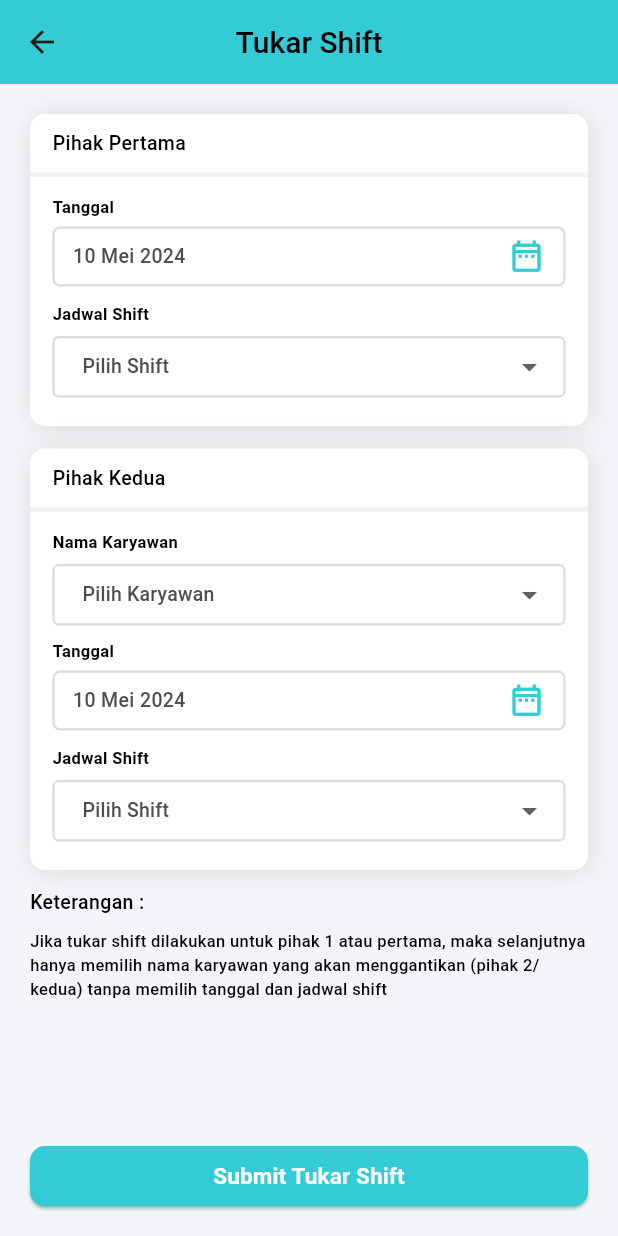
After one commit to Rhomaedy1201/Presensi-RS-Graha-Sehat, a Flutter app: the TukarShiftView screen opened by its route, on a phone screen of 412 x 824 dp. The commit adds this screen. Run offline on Flutter 3.47's test engine with Material 3 defaults, Android fonts, the light colour scheme and no system bars; our stand-ins replace community_material_icon, flutter_map, fluttertoast, get, latlong2, location.

Commit message:
main: add ui tukar shift

```diff
--- a/lib/routes/route_name.dart
+++ b/lib/routes/route_name.dart
@@ -6,4 +6,5 @@ abstract class RouteNames {
   static const jadwal = '/jadwal';
   static const historiPresensi = '/histori-presensi';
   static const presensi = '/presensi-view';
+  static const tukarShift = '/tukar-shift-view';
 }
--- a/lib/routes/route_page.dart
+++ b/lib/routes/route_page.dart
@@ -6,6 +6,7 @@ import 'package:presensi_gs/src/features/histori_presensi/views/index.dart';
 import 'package:presensi_gs/src/features/home/views/index.dart';
 import 'package:presensi_gs/src/features/jadwal/views/index.dart';
 import 'package:presensi_gs/src/features/navigation_bar/views/index.dart';
+import 'package:presensi_gs/src/features/pengajuan_tukar_shift/views/index.dart';
 import 'package:presensi_gs/src/features/splash_screen/views/index.dart';
 
 class RoutePages {
@@ -39,5 +40,9 @@ class RoutePages {
       name: RouteNames.presensi,
       page: () => const PresensiView(),
     ),
+    GetPage(
+      name: RouteNames.tukarShift,
+      page: () => const TukarShiftView(),
+    ),
   ];
 }
--- a/lib/src/features/attendence/views/index.dart
+++ b/lib/src/features/attendence/views/index.dart
@@ -3,7 +3,6 @@ import 'package:flutter_map/flutter_map.dart';
 import 'package:get/get.dart';
 import 'package:latlong2/latlong.dart';
 import 'package:location/location.dart';
-import 'package:presensi_gs/src/features/get_location/controllers/index.dart';
 import 'package:presensi_gs/utils/colors.dart';
 import 'package:presensi_gs/utils/components/my_style_text.dart';
 import 'package:presensi_gs/utils/components/space.dart';
--- a/lib/src/features/auth/views/index.dart
+++ b/lib/src/features/auth/views/index.dart
@@ -65,12 +65,11 @@ class _LoginViewState extends State<LoginView> {
                       },
                       autocorrect: false,
                       maxLines: 1,
-                      keyboardType: TextInputType.emailAddress,
                       obscureText: _obscureText,
                       // controller: loginController.passwordController,
                       enableSuggestions: false,
                       decoration: const InputDecoration(
-                        hintText: "Masukkan Email",
+                        hintText: "Masukkan Nip",
                         hintStyle: TextStyle(
                           color: cGrey_700,
                           fontSize: 13,
--- a/lib/src/features/home/views/index.dart
+++ b/lib/src/features/home/views/index.dart
@@ -142,8 +142,8 @@ class _HomeViewState extends State<HomeView> {
       physics: const NeverScrollableScrollPhysics(),
       itemBuilder: (context, index) {
         var data = MenuHome().menu;
-        return InkWell(
-          splashColor: cPrimary,
+        return GestureDetector(
+          // splashColor: cPrimary,
           onTap: () {
             data[index]['route'] == null
                 ? debugPrint("NULL ROUTE")
--- /dev/null
+++ b/lib/src/features/pengajuan_tukar_shift/views/index.dart
@@ -0,0 +1,560 @@
+import 'package:flutter/cupertino.dart';
+import 'package:flutter/material.dart';
+import 'package:get/get.dart';
+import 'package:presensi_gs/utils/colors.dart';
+import 'package:presensi_gs/utils/components/my_datepicker.dart';
+import 'package:presensi_gs/utils/components/my_style_text.dart';
+import 'package:presensi_gs/utils/components/space.dart';
+import 'package:presensi_gs/utils/constant.dart';
+
+class TukarShiftView extends StatefulWidget {
+  const TukarShiftView({super.key});
+
+  @override
+  State<TukarShiftView> createState() => _TukarShiftViewState();
+}
+
+class _TukarShiftViewState extends State<TukarShiftView> {
+  DateTime tglPihak1 = DateTime.now();
+  DateTime tglPihak2 = DateTime.now();
+  String? valJadwalShift1;
+  String? valJadwalShift2;
+  String? valKaryawan;
+  @override
+  Widget build(BuildContext context) {
+    return Scaffold(
+      backgroundColor: cGrey_200,
+      appBar: AppBar(
+        backgroundColor: cPrimary,
+        centerTitle: true,
+        title: Text(
+          'Tukar Shift',
+          style: customTextStyle(FontWeight.w500, 20, cBlack),
+        ),
+      ),
+      body: SingleChildScrollView(
+        child: Padding(
+          padding: const EdgeInsets.symmetric(vertical: 20, horizontal: 20),
+          child: Column(
+            crossAxisAlignment: CrossAxisAlignment.start,
+            children: [
+              Container(
+                width: Get.width,
+                decoration: BoxDecoration(
+                  color: cWhite,
+                  borderRadius: BorderRadius.circular(10),
+                  boxShadow: const [
+                    BoxShadow(
+                      color: cGrey_400,
+                      blurRadius: 15,
+                      offset: Offset(1, 1), // Shadow position
+                    ),
+                  ],
+                ),
+                child: Column(
+                  crossAxisAlignment: CrossAxisAlignment.start,
+                  children: [
+                    Padding(
+                      padding: const EdgeInsets.symmetric(
+                        horizontal: 15,
+                        vertical: 10,
+                      ),
+                      child: Text(
+                        "Pihak Pertama",
+                        style: customTextStyle(FontWeight.w500, 13, cBlack),
+                      ),
+                    ),
+                    Container(
+                      width: Get.width,
+                      height: 3,
+                      color: cGrey_300,
+                    ),
+                    Padding(
+                      padding: const EdgeInsets.symmetric(
+                          horizontal: 15, vertical: 12),
+                      child: Column(
+                        crossAxisAlignment: CrossAxisAlignment.start,
+                        children: [
+                          formTanggal1(context),
+                          spaceHeight(10),
+                          dropdownShift1(),
+                        ],
+                      ),
+                    )
+                  ],
+                ),
+              ),
+              spaceHeight(15),
+              Container(
+                width: Get.width,
+                decoration: BoxDecoration(
+                  color: cWhite,
+                  borderRadius: BorderRadius.circular(10),
+                  boxShadow: const [
+                    BoxShadow(
+                      color: cGrey_400,
+                      blurRadius: 15,
+                      offset: Offset(1, 1), // Shadow position
+                    ),
+                  ],
+                ),
+                child: Column(
+                  crossAxisAlignment: CrossAxisAlignment.start,
+                  children: [
+                    Padding(
+                      padding: const EdgeInsets.symmetric(
+                        horizontal: 15,
+                        vertical: 10,
+                      ),
+                      child: Text(
+                        "Pihak Kedua",
+                        style: customTextStyle(FontWeight.w500, 13, cBlack),
+                      ),
+                    ),
+                    Container(
+                      width: Get.width,
+                      height: 3,
+                      color: cGrey_300,
+                    ),
+                    Padding(
+                      padding: const EdgeInsets.symmetric(
+                          horizontal: 15, vertical: 12),
+                      child: Column(
+                        crossAxisAlignment: CrossAxisAlignment.start,
+                        children: [
+                          dropdownKaryawan(),
+                          spaceHeight(2),
+                          formTanggal2(context),
+                          spaceHeight(10),
+                          dropdownShift2(),
+                        ],
+                      ),
+                    )
+                  ],
+                ),
+              ),
+              spaceHeight(12),
+              Text(
+                "Keterangan : ",
+                style: customTextStyle(FontWeight.w500, 13, cBlack),
+              ),
+              spaceHeight(8),
+              Text(
+                "Jika tukar shift dilakukan untuk pihak 1 atau pertama, maka selanjutnya hanya memilih nama karyawan yang akan menggantikan (pihak 2/kedua) tanpa memilih tanggal dan jadwal shift",
+                style: customTextStyle(FontWeight.w500, 11, cBlack),
+              ),
+            ],
+          ),
+        ),
+      ),
+      bottomNavigationBar: Padding(
+        padding: const EdgeInsets.symmetric(horizontal: 20, vertical: 20),
+        child: SizedBox(
+          width: Get.width,
+          height: 40,
+          child: ElevatedButton(
+            style: ElevatedButton.styleFrom(
+              backgroundColor: cPrimary,
+              shadowColor: cPrimary_400,
+              shape: RoundedRectangleBorder(
+                borderRadius: BorderRadius.circular(
+                  10,
+                ), // Mengatur border radius menjadi 0
+              ),
+            ),
+            onPressed: () {},
+            child: const Text(
+              "Submit Tukar Shift",
+              style: TextStyle(
+                fontSize: 15,
+                fontWeight: FontWeight.w600,
+                color: cWhite,
+              ),
+            ),
+          ),
+        ),
+      ),
+    );
+  }
+
+  Column dropdownShift1() {
+    return Column(
+      crossAxisAlignment: CrossAxisAlignment.start,
+      children: [
+        Text(
+          "Jadwal Shift",
+          style: customTextStyle(FontWeight.w600, 11, cBlack),
+        ),
+        Container(
+          width: Get.width,
+          height: 55,
+          decoration: const BoxDecoration(
+            color: Colors.white,
+            borderRadius: BorderRadius.all(
+              Radius.circular(7),
+            ),
+          ),
+          child: Padding(
+            padding: const EdgeInsets.symmetric(vertical: 7),
+            child: DropdownButtonFormField<String>(
+              hint: Padding(
+                padding: const EdgeInsets.only(left: 8),
+                child: Text(
+                  "Pilih Shift",
+                  style: customTextStyle(FontWeight.w500, 13, cGrey_900),
+                ),
+              ),
+              isDense: true,
+              isExpanded: true,
+              value: valJadwalShift1,
+              decoration: const InputDecoration(
+                contentPadding: EdgeInsets.all(8),
+                focusedBorder: OutlineInputBorder(
+                  borderSide: BorderSide(color: cGrey_400, width: 1.5),
+                ),
+                enabledBorder: OutlineInputBorder(
+                  borderSide: BorderSide(color: cGrey_400, width: 1.5),
+                ),
+                border: OutlineInputBorder(
+                  borderRadius: BorderRadius.all(
+                    Radius.circular(8),
+                  ),
+                ),
+                filled: true,
+                fillColor: Colors.white,
+              ),
+              onChanged: (String? newValue) {
+                setState(() {
+                  valJadwalShift1 = newValue!;
+                });
+              },
+              items: <String>['Pagi', 'Malam']
+                  .map<DropdownMenuItem<String>>((String value) {
+                return DropdownMenuItem<String>(
+                  value: value,
+                  child: Padding(
+                    padding: const EdgeInsets.only(left: 8),
+                    child: Text(
+                      value,
+                      style: customTextStyle(FontWeight.w500, 13, cGrey_900),
+                    ),
+                  ),
+                );
+              }).toList(),
+            ),
+          ),
+        ),
+      ],
+    );
+  }
+
+  Column dropdownShift2() {
+    return Column(
+      crossAxisAlignment: CrossAxisAlignment.start,
+      children: [
+        Text(
+          "Jadwal Shift",
+          style: customTextStyle(FontWeight.w600, 11, cBlack),
+        ),
+        Container(
+          width: Get.width,
+          height: 55,
+          decoration: const BoxDecoration(
+            color: Colors.white,
+            borderRadius: BorderRadius.all(
+              Radius.circular(7),
+            ),
+          ),
+          child: Padding(
+            padding: const EdgeInsets.symmetric(vertical: 7),
+            child: DropdownButtonFormField<String>(
+              hint: Padding(
+                padding: const EdgeInsets.only(left: 8),
+                child: Text(
+                  "Pilih Shift",
+                  style: customTextStyle(FontWeight.w500, 13, cGrey_900),
+                ),
+              ),
+              isDense: true,
+              isExpanded: true,
+              value: valJadwalShift2,
+              decoration: const InputDecoration(
+                contentPadding: EdgeInsets.all(8),
+                focusedBorder: OutlineInputBorder(
+                  borderSide: BorderSide(color: cGrey_400, width: 1.5),
+                ),
+                enabledBorder: OutlineInputBorder(
+                  borderSide: BorderSide(color: cGrey_400, width: 1.5),
+                ),
+                border: OutlineInputBorder(
+                  borderRadius: BorderRadius.all(
+                    Radius.circular(8),
+                  ),
+                ),
+                filled: true,
+                fillColor: Colors.white,
+              ),
+              onChanged: (String? newValue) {
+                setState(() {
+                  valJadwalShift2 = newValue!;
+                });
+              },
+              items: <String>['Pagi', 'Malam']
+                  .map<DropdownMenuItem<String>>((String value) {
+                return DropdownMenuItem<String>(
+                  value: value,
+                  child: Padding(
+                    padding: const EdgeInsets.only(left: 8),
+                    child: Text(
+                      value,
+                      style: customTextStyle(FontWeight.w500, 13, cGrey_900),
+                    ),
+                  ),
+                );
+              }).toList(),
+            ),
+          ),
+        ),
+      ],
+    );
+  }
+
+  Column dropdownKaryawan() {
+    return Column(
+      crossAxisAlignment: CrossAxisAlignment.start,
+      children: [
+        Text(
+          "Nama Karyawan",
+          style: customTextStyle(FontWeight.w600, 11, cBlack),
+        ),
+        Container(
+          width: Get.width,
+          height: 55,
+          decoration: const BoxDecoration(
+            color: Colors.white,
+            borderRadius: BorderRadius.all(
+              Radius.circular(7),
+            ),
+          ),
+          child: Padding(
+            padding: const EdgeInsets.symmetric(vertical: 7),
+            child: DropdownButtonFormField<String>(
+              hint: Padding(
+                padding: const EdgeInsets.only(left: 8),
+                child: Text(
+                  "Pilih Karyawan",
+                  style: customTextStyle(FontWeight.w500, 13, cGrey_900),
+                ),
+              ),
+              isDense: true,
+              isExpanded: true,
+              value: valKaryawan,
+              decoration: const InputDecoration(
+                contentPadding: EdgeInsets.all(8),
+                focusedBorder: OutlineInputBorder(
+                  borderSide: BorderSide(color: cGrey_400, width: 1.5),
+                ),
+                enabledBorder: OutlineInputBorder(
+                  borderSide: BorderSide(color: cGrey_400, width: 1.5),
+                ),
+                border: OutlineInputBorder(
+                  borderRadius: BorderRadius.all(
+                    Radius.circular(8),
+                  ),
+                ),
+                filled: true,
+                fillColor: Colors.white,
+              ),
+              onChanged: (String? newValue) {
+                setState(() {
+                  valKaryawan = newValue!;
+                });
+              },
+              items: <String>['Agus', 'Lukman']
+                  .map<DropdownMenuItem<String>>((String value) {
+                return DropdownMenuItem<String>(
+                  value: value,
+                  child: Padding(
+                    padding: const EdgeInsets.only(left: 8),
+                    child: Text(
+                      value,
+                      style: customTextStyle(FontWeight.w500, 13, cGrey_900),
+                    ),
+                  ),
+                );
+              }).toList(),
+            ),
+          ),
+        ),
+      ],
+    );
+  }
+
+  Widget formTanggal1(BuildContext context) {
+    return Column(
+      crossAxisAlignment: CrossAxisAlignment.start,
+      children: [
+        Text(
+          "Tanggal",
+          style: customTextStyle(FontWeight.w600, 11, cBlack),
+        ),
+        spaceHeight(5),
+        InkWell(
+          onTap: () async {
+            if (GetPlatform.isAndroid) {
+              final date = await datePicker(context, DateTime.now());
+              if (mounted) {
+                setState(() {
+                  tglPihak1 = date ?? DateTime.now();
+                });
+              }
+            } else if (GetPlatform.isIOS) {
+              showCupertinoModalPopup(
+                context: context,
+                builder: (_) => Container(
+                  height: 400,
+                  color: const Color.fromARGB(255, 255, 255, 255),
+                  child: Column(
+                    children: [
+                      SizedBox(
+                        height: 300,
+                        child: CupertinoDatePicker(
+                          initialDateTime: DateTime.now(),
+                          maximumDate: DateTime.now(),
+                          maximumYear: DateTime.now().year,
+                          minimumYear: 2024,
+                          mode: CupertinoDatePickerMode.date,
+                          onDateTimeChanged: (val) {
+                            setState(() {
+                              tglPihak1 = val;
+                            });
+                          },
+                        ),
+                      ),
+                      // Close the modal
+                      CupertinoButton(
+                        child: const Text('OK'),
+                        onPressed: () => Navigator.of(context).pop(),
+                      )
+                    ],
+                  ),
+                ),
+              );
+            }
+          },
+          child: Container(
+            height: 40,
+            decoration: BoxDecoration(
+              borderRadius: const BorderRadius.all(
+                Radius.circular(5),
+              ),
+              border: Border.all(color: cGrey_400, width: 1.5),
+            ),
+            child: Padding(
+              padding: const EdgeInsets.symmetric(horizontal: 12),
+              child: Row(
+                crossAxisAlignment: CrossAxisAlignment.center,
+                mainAxisAlignment: MainAxisAlignment.spaceBetween,
+                children: [
+                  Text(
+                    tglPihak1.fullDate().toString(),
+                    style: customTextStyle(FontWeight.w500, 13, cGrey_900),
+                  ),
+                  const Icon(
+                    Icons.date_range_outlined,
+                    size: 25,
+                    color: cPrimary,
+                  )
+                ],
+              ),
+            ),
+          ),
+        ),
+      ],
+    );
+  }
+
+  Widget formTanggal2(BuildContext context) {
+    return Column(
+      crossAxisAlignment: CrossAxisAlignment.start,
+      children: [
+        Text(
+          "Tanggal",
+          style: customTextStyle(FontWeight.w600, 11, cBlack),
+        ),
+        spaceHeight(5),
+        InkWell(
+          onTap: () async {
+            if (GetPlatform.isAndroid) {
+              final date = await datePicker(context, DateTime.now());
+              if (mounted) {
+                setState(() {
+                  tglPihak2 = date ?? DateTime.now();
+                });
+              }
+            } else if (GetPlatform.isIOS) {
+              showCupertinoModalPopup(
+                context: context,
+                builder: (_) => Container(
+                  height: 400,
+                  color: const Color.fromARGB(255, 255, 255, 255),
+                  child: Column(
+                    children: [
+                      SizedBox(
+                        height: 300,
+                        child: CupertinoDatePicker(
+                          initialDateTime: DateTime.now(),
+                          maximumDate: DateTime.now(),
+                          maximumYear: DateTime.now().year,
+                          minimumYear: 2024,
+                          mode: CupertinoDatePickerMode.date,
+                          onDateTimeChanged: (val) {
+                            setState(() {
+                              tglPihak2 = val;
+                            });
+                          },
+                        ),
+                      ),
+                      // Close the modal
+                      CupertinoButton(
+                        child: const Text('OK'),
+                        onPressed: () => Navigator.of(context).pop(),
+                      )
+                    ],
+                  ),
+                ),
+              );
+            }
+          },
+          child: Container(
+            height: 40,
+            decoration: BoxDecoration(
+              borderRadius: const BorderRadius.all(
+                Radius.circular(5),
+              ),
+              border: Border.all(color: cGrey_400, width: 1.5),
+            ),
+            child: Padding(
+              padding: const EdgeInsets.symmetric(horizontal: 12),
+              child: Row(
+                crossAxisAlignment: CrossAxisAlignment.center,
+                mainAxisAlignment: MainAxisAlignment.spaceBetween,
+                children: [
+                  Text(
+                    tglPihak2.fullDate().toString(),
+                    style: customTextStyle(FontWeight.w500, 13, cGrey_900),
+                  ),
+                  const Icon(
+                    Icons.date_range_outlined,
+                    size: 25,
+                    color: cPrimary,
+                  )
+                ],
+              ),
+            ),
+          ),
+        ),
+      ],
+    );
+  }
+}
--- a/lib/utils/components/my_menu_home.dart
+++ b/lib/utils/components/my_menu_home.dart
@@ -50,7 +50,7 @@ class MenuHome {
       'icon': Icons.change_circle_outlined,
       'bg_color': const Color(0xFFDBDAF7),
       'icon_color': const Color(0xFF6E7CF3),
-      'route': null,
+      'route': RouteNames.tukarShift,
     },
     {
       'title': 'Informasi',
```
